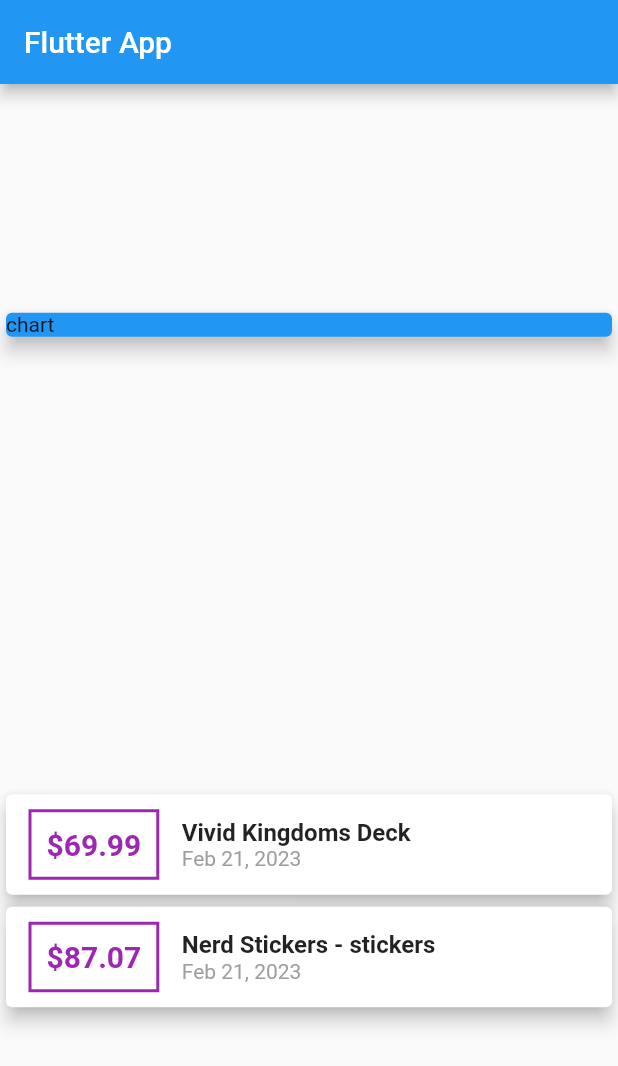
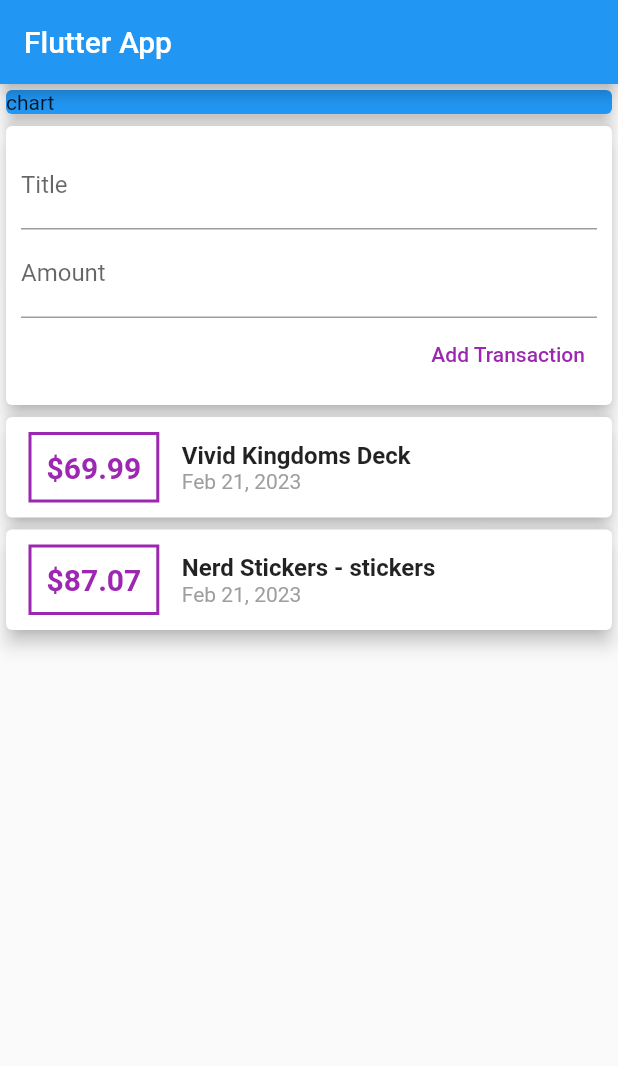
Before and after one commit to BacelarVitor/personal_expanses, a Flutter app: the screen it shows after launch, on a phone screen of 412 x 824 dp. Shown: the top 1066 px of the screen. Run offline on Flutter 3.47's test engine with Material 2 defaults, Android fonts, the phone set to English and light mode, and no system bars.

Commit message:
get user input

```diff
--- a/lib/main.dart
+++ b/lib/main.dart
@@ -1,4 +1,5 @@
 import 'package:flutter/material.dart';
+import 'package:flutter/services.dart';
 import 'package:intl/intl.dart';
 import './transaction.dart';
 
@@ -36,6 +37,10 @@
       date: DateTime.now(),
     ),
   ];
+
+  final titleController = TextEditingController();
+  final amountController = TextEditingController();
+
   @override
   Widget build(BuildContext context) {
     return Scaffold(
@@ -43,7 +48,6 @@
           title: const Text('Flutter App'),
         ),
         body: Column(
-          mainAxisAlignment: MainAxisAlignment.spaceAround,
           crossAxisAlignment: CrossAxisAlignment.stretch,
           children: [
             const Card(
@@ -51,6 +55,39 @@
               elevation: 5,
               child: SizedBox(
                 child: Text('chart'),
+              ),
+            ),
+            Card(
+              elevation: 5,
+              child: Container(
+                padding: EdgeInsets.all(10),
+                child: Column(
+                    crossAxisAlignment: CrossAxisAlignment.end,
+                    children: [
+                      TextField(
+                        decoration: const InputDecoration(
+                          labelText: 'Title',
+                        ),
+                        controller: titleController,
+                      ),
+                      TextField(
+                        decoration: const InputDecoration(
+                          labelText: 'Amount',
+                        ),
+                        controller: amountController,
+                      ),
+                      TextButton(
+                        child: const Text(
+                          'Add Transaction',
+                          style: TextStyle(
+                            color: Colors.purple,
+                          ),
+                        ),
+                        onPressed: () {
+                          print(titleController.text);
+                        },
+                      )
+                    ]),
               ),
             ),
             Column(
```
